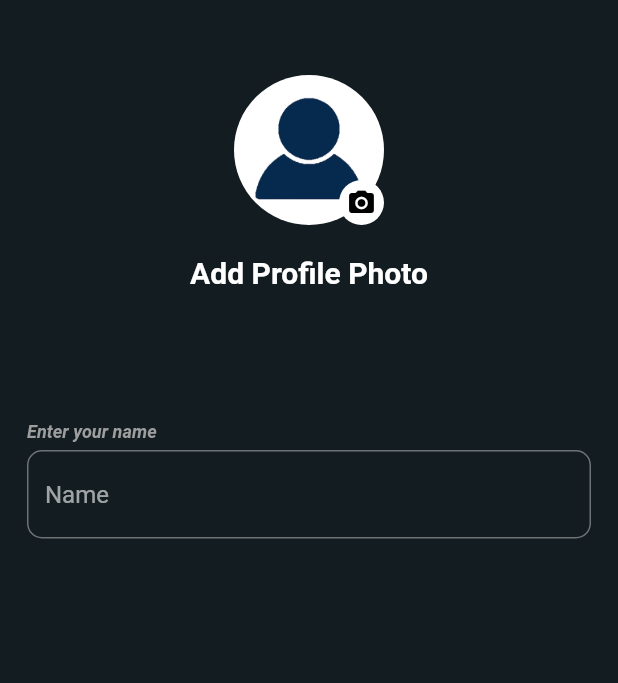
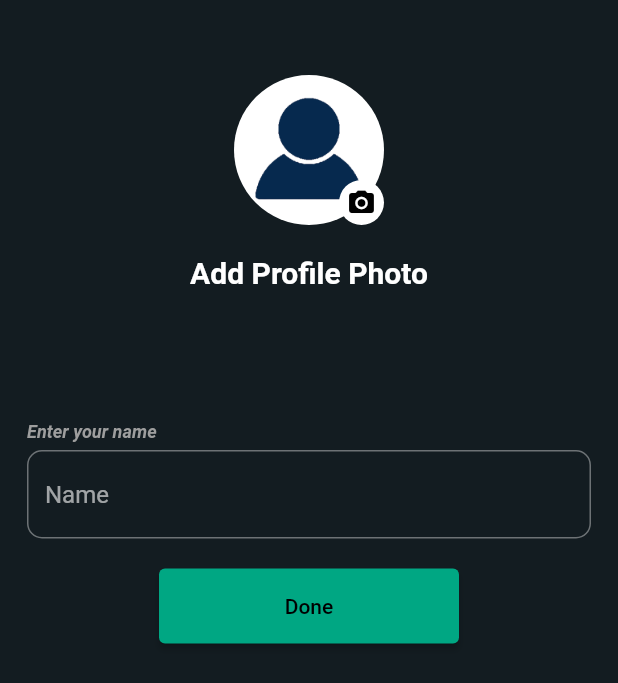
Before and after one commit to Narayan78/Connectaa, a Flutter app: the UserInfoScreen screen opened by its route, on a phone screen of 412 x 824 dp. Shown: the top 683 px of the screen. Run offline on Flutter 3.47's test engine with Material 2 defaults, Android fonts, the phone set to English and light mode, and no system bars; our stand-ins replace cloud_firestore, country_picker, firebase_auth, firebase_core, firebase_storage, flutter_riverpod and 1 more; accounts and stored records are empty.

Commit message:
Finally Auth feature with phone Number is complected.

```diff
--- a/lib/features/auth/screens/login_screen.dart
+++ b/lib/features/auth/screens/login_screen.dart
@@ -97,8 +97,9 @@ class _LoginScreenState extends ConsumerState<LoginScreen> {
                 height: size.height * 0.4,
               ),
               SizedBox(
-                  width: 150,
-                  child: CustomButton(onPressed: sendPhoneNumber, text: "Next"))
+                width: 150,
+                child: CustomButton(onPressed: sendPhoneNumber, text: "Next"),
+              )
             ],
           ),
         ),
--- a/lib/features/auth/screens/user_info.dart
+++ b/lib/features/auth/screens/user_info.dart
@@ -1,19 +1,21 @@
 import 'dart:io';
+import 'package:connectaa/colors.dart';
+import 'package:connectaa/common/common_widgets/custom_button.dart';
+import 'package:connectaa/common/utiles/utiles.dart';
+import 'package:connectaa/features/auth/controller/auth_controller.dart';
+import 'package:flutter/material.dart';
+import 'package:flutter_riverpod/flutter_riverpod.dart';
 
-import 'package:connectaa/colors.dart';
-import 'package:connectaa/common/utiles/utiles.dart';
-import 'package:flutter/material.dart';
-
-class UserInfoScreen extends StatefulWidget {
+class UserInfoScreen extends ConsumerStatefulWidget {
   static const String routeName = '/user-info';
 
   const UserInfoScreen({super.key});
 
   @override
-  State<UserInfoScreen> createState() => _UserInfoScreenState();
+  ConsumerState<UserInfoScreen> createState() => _UserInfoScreenState();
 }
 
-class _UserInfoScreenState extends State<UserInfoScreen> {
+class _UserInfoScreenState extends ConsumerState<UserInfoScreen> {
   final TextEditingController nameController = TextEditingController();
   File? image;
 
@@ -30,6 +32,15 @@ class _UserInfoScreenState extends State<UserInfoScreen> {
       setState(() {
         image = selected;
       });
+    }
+
+    void storeUserData() async {
+      String name = nameController.text.trim();
+      if (name.isNotEmpty) {
+        ref
+            .read(authControllerProvider)
+            .saveUserDataToFirebase(context, name, image);
+      }
     }
 
     return Scaffold(
@@ -109,6 +120,19 @@ class _UserInfoScreenState extends State<UserInfoScreen> {
                         ),
                       ),
                     ),
+                    const SizedBox(
+                      height: 20,
+                    ),
+                    Row(
+                      mainAxisAlignment: MainAxisAlignment.center,
+                      children: [
+                        SizedBox(
+                          width: 200,
+                          child: CustomButton(
+                              onPressed: storeUserData, text: 'Done'),
+                        ),
+                      ],
+                    )
                   ],
                 ),
               ),
--- a/lib/router.dart
+++ b/lib/router.dart
@@ -1,4 +1,5 @@
 import 'package:connectaa/common/common_widgets/error.dart';
+import 'package:connectaa/features/auth/screens/finalPage.dart';
 import 'package:connectaa/features/auth/screens/login_screen.dart';
 import 'package:connectaa/features/auth/screens/otp_screen.dart';
 import 'package:connectaa/features/auth/screens/user_info.dart';
@@ -22,6 +23,11 @@ Route<dynamic> generateRoute(RouteSettings settings) {
         builder: (context) => const UserInfoScreen(),
       );
 
+      case HomePage.routeName:
+       return MaterialPageRoute(
+        builder: (context) => const HomePage(),
+      );
+
 
     default:
       return MaterialPageRoute(
```
Also changed, not shown: lib/common/repository/common_firebase_repository.dart (added, +21 -0 lines), lib/features/auth/controller/auth_controller.dart (+31 -4 lines), lib/features/auth/repository/auth_repository.dart (+51 -0 lines), lib/features/auth/screens/finalPage.dart (added, +14 -0 lines), lib/main.dart (+15 -4 lines), lib/models/user_model.dart (added, +38 -0 lines).
